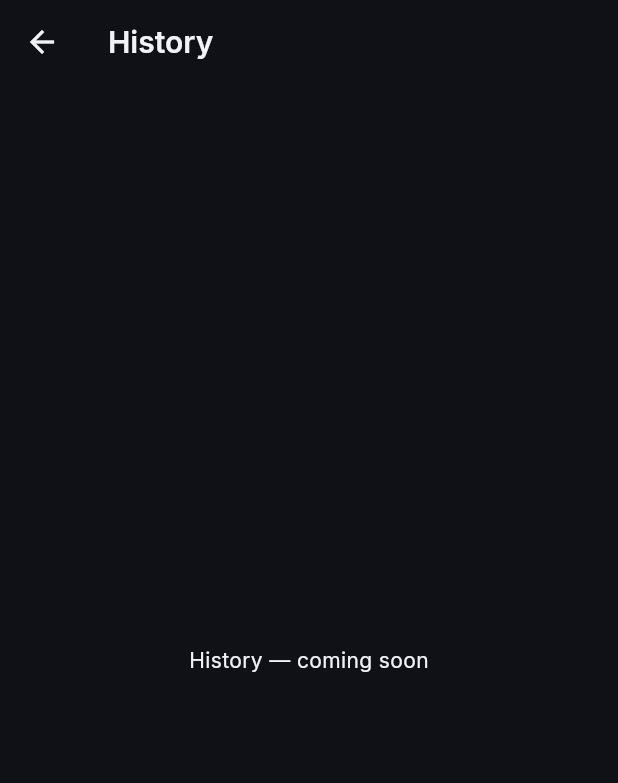
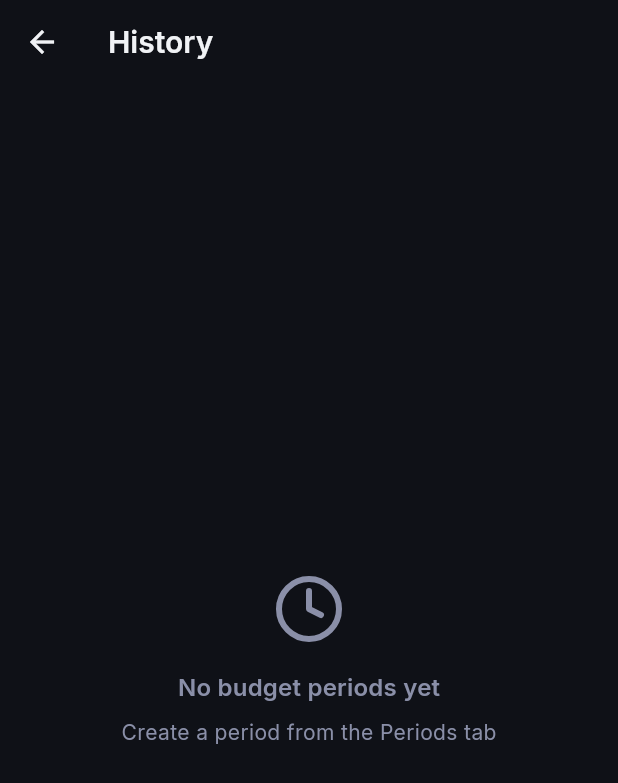
Before and after one commit to Julius-Mukubya/BudgetMate, a Flutter app: the HistoryScreen screen opened directly, on a phone screen of 412 x 824 dp. Shown: the top 783 px of the screen. Run offline on Flutter 3.47's test engine with Material 3 defaults, Android fonts, the phone set to English and light mode, and no system bars; our stand-ins replace drift, firebase_auth, flutter_riverpod, go_router, google_fonts, lucide_flutter; accounts and stored records are empty; generated files the repository leaves out were written again.

Commit message:
History screen: past periods list with navigation to detail

```diff
--- a/lib/features/history/screens/history_screen.dart
+++ b/lib/features/history/screens/history_screen.dart
@@ -1,22 +1,80 @@
 import 'package:flutter/material.dart';
 import 'package:flutter_riverpod/flutter_riverpod.dart';
+import 'package:lucide_flutter/lucide_flutter.dart';
+import 'package:budget_mate/features/periods/providers/period_provider.dart';
 
+/// History screen — lists all past budget periods with navigation to details.
 class HistoryScreen extends ConsumerWidget {
   const HistoryScreen({super.key});
 
   @override
   Widget build(BuildContext context, WidgetRef ref) {
     final theme = Theme.of(context);
+    final colorScheme = theme.colorScheme;
+    final periodsAsync = ref.watch(periodListProvider);
 
     return Scaffold(
-      backgroundColor: theme.colorScheme.surface,
+      backgroundColor: colorScheme.surface,
       appBar: AppBar(
         title: const Text('History'),
-        backgroundColor: theme.colorScheme.surface,
+        backgroundColor: colorScheme.surface,
       ),
-      body: const Center(
-        child: Text('History — coming soon'),
+      body: periodsAsync.when(
+        loading: () => const Center(child: CircularProgressIndicator()),
+        error: (e, _) => Center(
+          child: Text('Error: $e', style: TextStyle(color: colorScheme.error)),
+        ),
+        data: (periods) {
+          if (periods.isEmpty) {
+            return Center(
+              child: Column(
+                mainAxisAlignment: MainAxisAlignment.center,
+                children: [
+                  Icon(LucideIcons.clock, size: 48, color: colorScheme.onSurfaceVariant),
+                  const SizedBox(height: 16),
+                  Text('No budget periods yet',
+                    style: theme.textTheme.titleMedium?.copyWith(color: colorScheme.onSurfaceVariant)),
+                  const SizedBox(height: 8),
+                  Text('Create a period from the Periods tab',
+                    style: theme.textTheme.bodyMedium?.copyWith(color: colorScheme.onSurfaceVariant)),
+                ],
+              ),
+            );
+          }
+
+          return ListView.builder(
+            padding: const EdgeInsets.all(16),
+            itemCount: periods.length,
+            itemBuilder: (context, index) {
+              final period = periods[index];
+              return Card(
+                color: colorScheme.surfaceContainerHigh,
+                shape: RoundedRectangleBorder(borderRadius: BorderRadius.circular(12)),
+                margin: const EdgeInsets.only(bottom: 8),
+                child: ListTile(
+                  leading: Icon(LucideIcons.calendar, color: colorScheme.primary),
+                  title: Text(period.name, style: theme.textTheme.titleMedium),
+                  subtitle: Text(
+                    '${period.startDate.day}/${period.startDate.month}/${period.startDate.year} — '
+                    '${period.endDate.day}/${period.endDate.month}/${period.endDate.year}',
+                    style: theme.textTheme.bodyMedium?.copyWith(color: colorScheme.onSurfaceVariant),
+                  ),
+                  trailing: Icon(LucideIcons.chevronRight, color: colorScheme.onSurfaceVariant),
+                  onTap: () => _navigateToDetail(context, period.id),
+                ),
+              );
+            },
+          );
+        },
       ),
     );
   }
+
+  void _navigateToDetail(BuildContext context, String periodId) {
+    // Navigate to period detail — for now just show a snackbar
+    // In future: navigate to a period detail screen with full breakdown
+    ScaffoldMessenger.of(context).showSnackBar(
+      SnackBar(content: Text('Period: $periodId — detail view coming soon')),
+    );
+  }
 }
```
